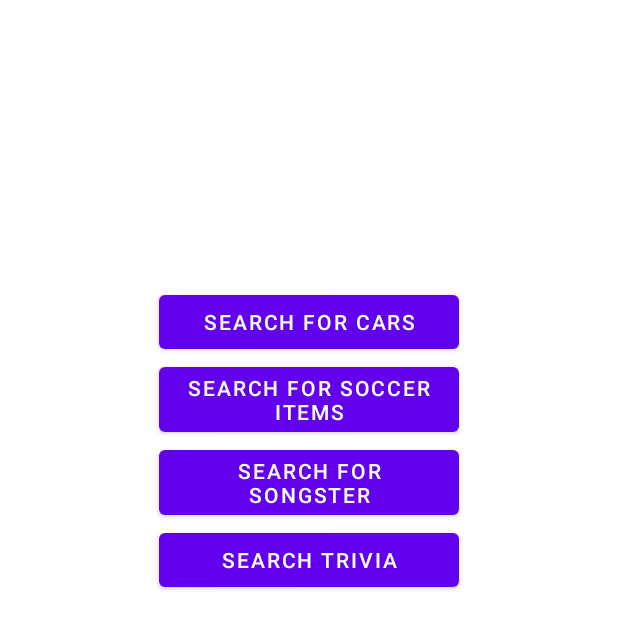
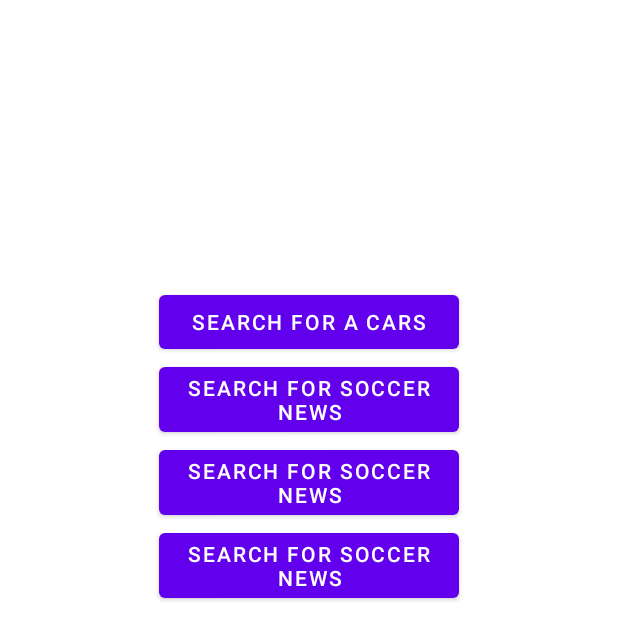
Before and after one commit to pate0845/Android_Application, an Android app: the screen it shows after launch (MainActivity), on a phone screen of 412 x 824 dp. Shown: the top 640 px of the screen. Run offline under Robolectric (Android 15) with nearby library versions, the phone set to English and light mode, and no system bars.

Commit message:
first milestone 2.

```diff
--- a/app/src/main/res/layout/activity_main.xml
+++ b/app/src/main/res/layout/activity_main.xml
@@ -18,7 +18,7 @@
             android:id="@+id/butnCar"
             android:layout_width="200dp"
             android:layout_height="wrap_content"
-            android:text="Search for cars"
+            android:text="@string/scar"
             android:layout_centerHorizontal="true"
             />
 
@@ -28,7 +28,7 @@
             android:layout_height="wrap_content"
             android:layout_below="@+id/butnCar"
             android:layout_centerHorizontal="true"
-            android:text="Search for Soccer Items"
+            android:text="@string/sscor"
             />
 
         <Button
@@ -37,7 +37,7 @@
             android:layout_height="wrap_content"
             android:layout_below="@+id/butnSoccer"
             android:layout_centerHorizontal="true"
-            android:text="Search for Songster"
+            android:text="@string/sSong"
             />
 
         <Button
@@ -46,7 +46,7 @@
             android:layout_height="wrap_content"
             android:layout_below="@+id/butnSongster"
             android:layout_centerHorizontal="true"
-            android:text="Search Trivia" />
+            android:text="@string/sTrivia" />
 
     </RelativeLayout>
 </RelativeLayout>
--- a/app/src/main/res/menu/soccer_menu.xml
+++ b/app/src/main/res/menu/soccer_menu.xml
@@ -5,20 +5,20 @@
 
     <item android:id="@+id/item1"
         android:title="Go to Main"
-        android:icon="@drawable/ic_launcher_background"
+        android:icon="@drawable/home"
         android:orderInCategory="10"
         app:showAsAction="always"/>  <!-- This uses the item will put the icon parameter on the toolbar. -->
 
     <item android:id="@+id/item2"
         android:orderInCategory="20"
-        android:icon="@drawable/ic_launcher_background"
+        android:icon="@drawable/about"
         app:showAsAction="always"
         android:title="Go to help"/>    <!-- This uses showAsAction=always, so look at icon= parameter -->
 
 
     <item android:id="@+id/item3"
         android:orderInCategory="30"
-        android:icon="@drawable/ic_launcher_background"
+        android:icon="@drawable/news"
         app:showAsAction="always"
         android:title="Go to help"/>    <!-- This uses showAsAction=always, so look at icon= parameter -->
 
--- a/app/src/main/res/values/strings.xml
+++ b/app/src/main/res/values/strings.xml
@@ -12,4 +12,18 @@
     <string name="No">No</string>
     <!-- TODO: Remove or change this placeholder text -->
     <string name="hello_blank_fragment">Hello blank fragment</string>
+    <string name="scar">Search For a Cars</string>
+    <string name="sscor">Search For Soccer News</string>
+    <string name="sTrivia">Search For Soccer News</string>
+    <string name="sSong">Search For Soccer News</string>
+    <string name="rating">Rating</string>
+    <string name="yes">Yes</string>
+    <string name="saved">Saved</string>
+    <string name="setting">Go To menu</string>
+    <string name="Dated">Date</string>
+    <string name="Images">Image</string>
+    <string name="explain">Click on latest soccer news to see full new, image and date</string>
+    <string name="intro">Instruction</string>
+    <string name="ok">OK</string>
+
 </resources>
```
Also changed, not shown: app/src/main/java/com/cst2335/finalproject/SoccerActivity.java (+8 -8 lines), app/src/main/res/drawable/about.png (added), app/src/main/res/drawable/home.png (added), app/src/main/res/drawable/news.png (added), 1 other file.
